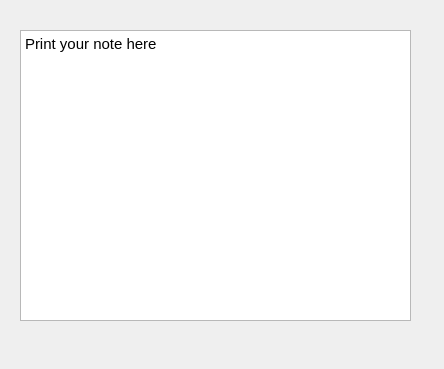
Above: sticky.ui from Jenek209/sticky before the change. Below: the same form after it.
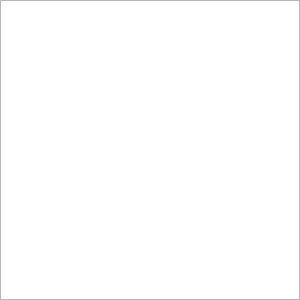
That is the form after the change.

Commit message: Убрал приветствие, сменил шрифт

Patch:
```diff
--- a/sticky.ui
+++ b/sticky.ui
@@ -6,28 +6,32 @@
    <rect>
     <x>0</x>
     <y>0</y>
-    <width>444</width>
-    <height>369</height>
+    <width>300</width>
+    <height>300</height>
    </rect>
   </property>
+  <property name="font">
+   <font>
+    <family>Bitstream Charter</family>
+   </font>
+  </property>
   <property name="windowTitle">
    <string>Sticky</string>
   </property>
   <widget class="QTextEdit" name="textEdit">
    <property name="geometry">
     <rect>
-     <x>20</x>
-     <y>30</y>
-     <width>391</width>
-     <height>291</height>
+     <x>0</x>
+     <y>0</y>
+     <width>300</width>
+     <height>300</height>
     </rect>
    </property>
-   <property name="html">
-    <string>&lt;!DOCTYPE HTML PUBLIC &quot;-//W3C//DTD HTML 4.0//EN&quot; &quot;http://www.w3.org/TR/REC-html40/strict.dtd&quot;&gt;
-&lt;html&gt;&lt;head&gt;&lt;meta name=&quot;qrichtext&quot; content=&quot;1&quot; /&gt;&lt;style type=&quot;text/css&quot;&gt;
-p, li { white-space: pre-wrap; }
-&lt;/style&gt;&lt;/head&gt;&lt;body style=&quot; font-family:'Ubuntu'; font-size:11pt; font-weight:400; font-style:normal;&quot;&gt;
-&lt;p style=&quot; margin-top:0px; margin-bottom:0px; margin-left:0px; margin-right:0px; -qt-block-indent:0; text-indent:0px;&quot;&gt;Print your note here&lt;/p&gt;&lt;/body&gt;&lt;/html&gt;</string>
+   <property name="font">
+    <font>
+     <family>URW Chancery L</family>
+     <pointsize>14</pointsize>
+    </font>
    </property>
   </widget>
  </widget>
```
